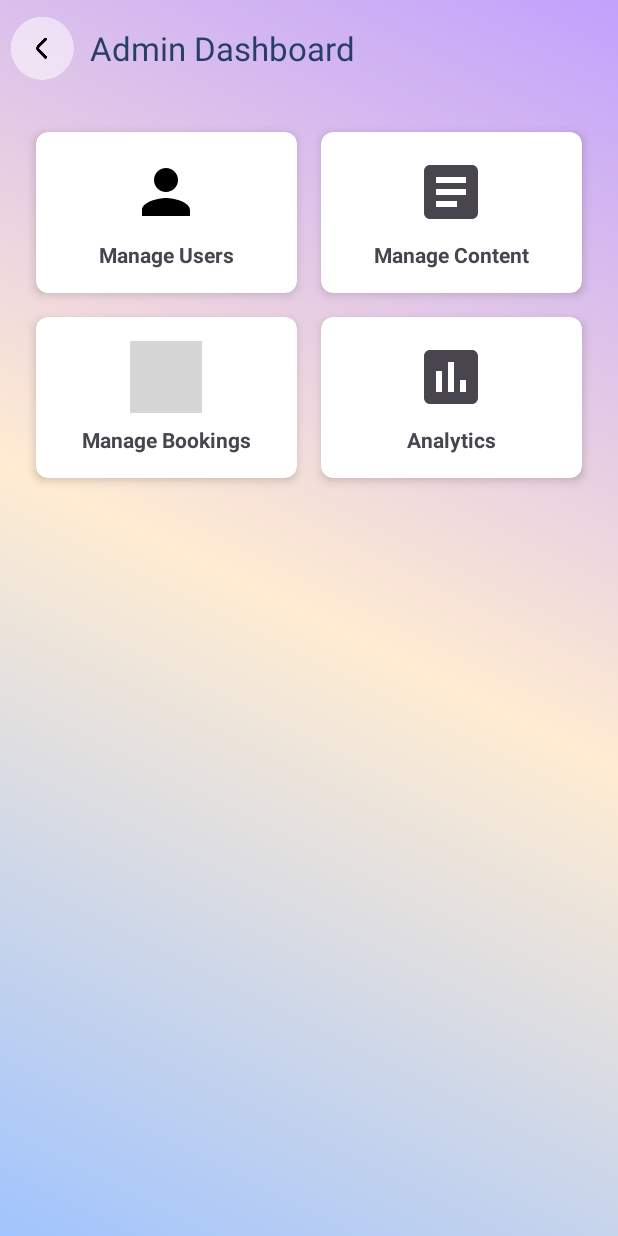
After one commit to Baole795/Travel_App, an Android app: the AdminDashboardActivity screen opened directly, with no data from a screen before it, on a phone screen of 412 x 824 dp. The commit adds this screen. Run offline under Robolectric (Android 15) with nearby library versions, the phone set to English and light mode, and no system bars; grey boxes are pictures that could not be loaded.

Commit message:
Cập nhập thêm admin

```diff
--- a/app/src/main/AndroidManifest.xml
+++ b/app/src/main/AndroidManifest.xml
@@ -58,6 +58,9 @@
         <activity
             android:name=".Activity.ItemListActivity"
             android:exported="false" />
+        <activity
+            android:name=".Activity.AdminDashboardActivity"
+            android:exported="false" />
     </application>
 
 </manifest>
--- /dev/null
+++ b/app/src/main/java/com/example/travelapp/Activity/AdminDashboardActivity.java
@@ -0,0 +1,42 @@
+package com.example.travelapp.Activity;
+
+import android.os.Bundle;
+import android.widget.Toast;
+
+import androidx.appcompat.app.AppCompatActivity;
+
+import com.example.travelapp.databinding.ActivityAdminDashboardBinding;
+
+public class AdminDashboardActivity extends AppCompatActivity {
+
+    private ActivityAdminDashboardBinding binding;
+
+    @Override
+    protected void onCreate(Bundle savedInstanceState) {
+        super.onCreate(savedInstanceState);
+        binding = ActivityAdminDashboardBinding.inflate(getLayoutInflater());
+        setContentView(binding.getRoot());
+
+        binding.toolbar.setNavigationOnClickListener(v -> finish());
+
+        // Thiết lập sự kiện click cho từng mục
+        // Hiện tại chỉ hiển thị Toast, sau này sẽ mở các màn hình tương ứng
+        binding.cardManageUsers.setOnClickListener(v -> {
+            Toast.makeText(this, "Manage Users Clicked", Toast.LENGTH_SHORT).show();
+            // Intent intent = new Intent(this, ManageUsersActivity.class);
+            // startActivity(intent);
+        });
+
+        binding.cardManageContent.setOnClickListener(v -> {
+            Toast.makeText(this, "Manage Content Clicked", Toast.LENGTH_SHORT).show();
+        });
+
+        binding.cardManageBookings.setOnClickListener(v -> {
+            Toast.makeText(this, "Manage Bookings Clicked", Toast.LENGTH_SHORT).show();
+        });
+
+        binding.cardAnalytics.setOnClickListener(v -> {
+            Toast.makeText(this, "Analytics Clicked", Toast.LENGTH_SHORT).show();
+        });
+    }
+}
--- a/app/src/main/java/com/example/travelapp/Activity/ProfileActivity.java
+++ b/app/src/main/java/com/example/travelapp/Activity/ProfileActivity.java
@@ -58,24 +58,37 @@ public class ProfileActivity extends AppCompatActivity {
     private void loadUserProfile() {
         binding.progressBar.setVisibility(View.VISIBLE);
 
+        // Lấy email từ Firebase Auth (luôn có)
         String email = currentUser.getEmail();
         binding.emailTxt.setText(email);
 
+        // Lấy các thông tin khác từ Realtime Database
         userRef.addListenerForSingleValueEvent(new ValueEventListener() {
             @Override
             public void onDataChange(@NonNull DataSnapshot snapshot) {
                 if (snapshot.exists()) {
                     User user = snapshot.getValue(User.class);
                     if (user != null) {
+                        // Hiển thị tên
                         String fullName = user.getLastName() + " " + user.getFirstName();
                         binding.nameTxt.setText(fullName);
+
+                        // Kiểm tra vai trò và hiển thị/ẩn nút Admin Panel
+                        if (user.getRole() != null && user.getRole().equals("admin")) {
+                            binding.adminPanelBtn.setVisibility(View.VISIBLE);
+                        } else {
+                            binding.adminPanelBtn.setVisibility(View.GONE);
+                        }
                     }
                 } else {
+                    // Trường hợp dự phòng: nếu không có dữ liệu trong database
+                    // thì thử lấy tên từ Auth Profile và ẩn nút admin
                     if (currentUser.getDisplayName() != null && !currentUser.getDisplayName().isEmpty()) {
                         binding.nameTxt.setText(currentUser.getDisplayName());
                     } else {
                         binding.nameTxt.setText("No Name Found");
                     }
+                    binding.adminPanelBtn.setVisibility(View.GONE);
                 }
                 binding.progressBar.setVisibility(View.GONE);
             }
@@ -106,5 +119,8 @@ public class ProfileActivity extends AppCompatActivity {
         binding.historyBtn.setOnClickListener(v -> {
             startActivity(new Intent(ProfileActivity.this, BookingHistoryActivity.class));
         });
+        binding.adminPanelBtn.setOnClickListener(v -> {
+            startActivity(new Intent(ProfileActivity.this, AdminDashboardActivity.class));
+        });
     }
 }
--- a/app/src/main/java/com/example/travelapp/Domain/User.java
+++ b/app/src/main/java/com/example/travelapp/Domain/User.java
@@ -73,4 +73,6 @@ public class User {
     public boolean isAdmin() {
         return "admin".equals(role);
     }
+
+
 }
--- /dev/null
+++ b/app/src/main/res/drawable/ic_admin_panel.xml
@@ -0,0 +1,10 @@
+<vector xmlns:android="http://schemas.android.com/apk/res/android"
+    android:width="24dp"
+    android:height="24dp"
+    android:viewportWidth="24"
+    android:viewportHeight="24"
+    android:tint="?attr/colorControlNormal">
+    <path
+        android:fillColor="@android:color/white"
+        android:pathData="M12,2C6.48,2 2,6.48 2,12s4.48,10 10,10 10,-4.48 10,-10S17.52,2 12,2zM7.07,18.28c0.5,-0.86 1.39,-1.43 2.43,-1.75 0.27,-0.08 0.54,-0.13 0.81,-0.17C9.4,16.2 9,15.16 9,14c0,-1.66 1.34,-3 3,-3s3,1.34 3,3c0,1.16 -0.4,2.2 -1.12,2.95 0.27,0.04 0.54,0.09 0.81,0.17 1.04,0.32 1.93,0.89 2.43,1.75C16.27,19.55 14.26,20.5 12,20.5s-4.27,-0.95 -5.93,-2.22zM12,6c-1.1,0 -2,0.9 -2,2s0.9,2 2,2 2,-0.9 2,-2S13.1,6 12,6z"/>
+</vector>
--- /dev/null
+++ b/app/src/main/res/drawable/ic_analytics.xml
@@ -0,0 +1,10 @@
+<vector xmlns:android="http://schemas.android.com/apk/res/android"
+    android:width="24dp"
+    android:height="24dp"
+    android:viewportWidth="24"
+    android:viewportHeight="24"
+    android:tint="?attr/colorControlNormal">
+    <path
+        android:fillColor="@android:color/white"
+        android:pathData="M19,3L5,3c-1.1,0 -2,0.9 -2,2v14c0,1.1 0.9,2 2,2h14c1.1,0 2,-0.9 2,-2L21,5c0,-1.1 -0.9,-2 -2,-2zM9,17L7,17v-7h2v7zM13,17h-2L11,7h2v10zM17,17h-2v-4h2v4z"/>
+</vector>
--- /dev/null
+++ b/app/src/main/res/drawable/ic_content.xml
@@ -0,0 +1,10 @@
+<vector xmlns:android="http://schemas.android.com/apk/res/android"
+    android:width="24dp"
+    android:height="24dp"
+    android:viewportWidth="24"
+    android:viewportHeight="24"
+    android:tint="?attr/colorControlNormal">
+    <path
+        android:fillColor="@android:color/white"
+        android:pathData="M19,3L5,3c-1.1,0 -2,0.9 -2,2v14c0,1.1 0.9,2 2,2h14c1.1,0 2,-0.9 2,-2L21,5c0,-1.1 -0.9,-2 -2,-2zM14,17L7,17v-2h7v2zM17,13L7,13v-2h10v2zM17,9L7,9L7,7h10v2z"/>
+</vector>
--- /dev/null
+++ b/app/src/main/res/layout/activity_admin_dashboard.xml
@@ -0,0 +1,125 @@
+<?xml version="1.0" encoding="utf-8"?>
+<LinearLayout xmlns:android="http://schemas.android.com/apk/res/android"
+    xmlns:app="http://schemas.android.com/apk/res-auto"
+    xmlns:tools="http://schemas.android.com/tools"
+    android:layout_width="match_parent"
+    android:layout_height="match_parent"
+    android:orientation="vertical"
+    android:background="@drawable/auth_background_pastel"
+    tools:context=".Activity.AdminDashboardActivity">
+
+    <androidx.appcompat.widget.Toolbar
+        android:id="@+id/toolbar"
+        android:layout_width="match_parent"
+        android:layout_height="?attr/actionBarSize"
+        app:title="Admin Dashboard"
+        app:titleTextColor="@color/darkBlue"
+        app:navigationIcon="@drawable/back" />
+
+    <GridLayout
+        android:layout_width="match_parent"
+        android:layout_height="wrap_content"
+        android:columnCount="2"
+        android:padding="16dp">
+
+        <!-- Card 1: Manage Users -->
+        <androidx.cardview.widget.CardView
+            android:id="@+id/cardManageUsers"
+            android:layout_width="0dp"
+            android:layout_height="wrap_content"
+            android:layout_columnWeight="1"
+            android:layout_margin="8dp"
+            app:cardCornerRadius="8dp"
+            app:cardElevation="4dp">
+
+            <LinearLayout android:orientation="vertical" android:layout_width="match_parent" android:layout_height="wrap_content" android:padding="16dp" android:gravity="center">
+                <ImageView
+                    android:src="@drawable/ic_profile"
+                    android:layout_width="48dp"
+                    android:layout_height="48dp"
+                    android:contentDescription="@string/manage_users_description"/>
+                <TextView
+                    android:text="@string/manage_users"
+                    android:layout_width="wrap_content"
+                    android:layout_height="wrap_content"
+                    android:layout_marginTop="8dp"
+                    android:textStyle="bold"/>
+            </LinearLayout>
+        </androidx.cardview.widget.CardView>
+
+        <!-- Card 2: Manage Content -->
+        <androidx.cardview.widget.CardView
+            android:id="@+id/cardManageContent"
+            android:layout_width="0dp"
+            android:layout_height="wrap_content"
+            android:layout_columnWeight="1"
+            android:layout_margin="8dp"
+            app:cardCornerRadius="8dp"
+            app:cardElevation="4dp">
+
+            <LinearLayout android:orientation="vertical" android:layout_width="match_parent" android:layout_height="wrap_content" android:padding="16dp" android:gravity="center">
+                <ImageView
+                    android:src="@drawable/ic_content"
+                    android:layout_width="48dp"
+                    android:layout_height="48dp"
+                    android:contentDescription="@string/manage_content_description"/>
+                <TextView
+                    android:text="@string/manage_content"
+                    android:layout_width="wrap_content"
+                    android:layout_height="wrap_content"
+                    android:layout_marginTop="8dp"
+                    android:textStyle="bold"/>
+            </LinearLayout>
+        </androidx.cardview.widget.CardView>
+
+        <!-- Card 3: Manage Bookings -->
+        <androidx.cardview.widget.CardView
+            android:id="@+id/cardManageBookings"
+            android:layout_width="0dp"
+            android:layout_height="wrap_content"
+            android:layout_columnWeight="1"
+            android:layout_margin="8dp"
+            app:cardCornerRadius="8dp"
+            app:cardElevation="4dp">
+
+            <LinearLayout android:orientation="vertical" android:layout_width="match_parent" android:layout_height="wrap_content" android:padding="16dp" android:gravity="center">
+                <ImageView
+                    android:src="@drawable/bottom_btn3"
+                    android:layout_width="48dp"
+                    android:layout_height="48dp"
+                    android:contentDescription="@string/manage_bookings_description"/>
+                <TextView
+                    android:text="@string/manage_bookings"
+                    android:layout_width="wrap_content"
+                    android:layout_height="wrap_content"
+                    android:layout_marginTop="8dp"
+                    android:textStyle="bold"/>
+            </LinearLayout>
+        </androidx.cardview.widget.CardView>
+
+        <!-- Card 4: Analytics -->
+        <androidx.cardview.widget.CardView
+            android:id="@+id/cardAnalytics"
+            android:layout_width="0dp"
+            android:layout_height="wrap_content"
+            android:layout_columnWeight="1"
+            android:layout_margin="8dp"
+            app:cardCornerRadius="8dp"
+            app:cardElevation="4dp">
+            <LinearLayout android:orientation="vertical" android:layout_width="match_parent" android:layout_height="wrap_content" android:padding="16dp" android:gravity="center">
+                <ImageView
+                    android:src="@drawable/ic_analytics"
+                    android:layout_width="48dp"
+                    android:layout_height="48dp"
+                    android:contentDescription="@string/analytics_description"/>
+                <TextView
+                    android:text="@string/analytics"
+                    android:layout_width="wrap_content"
+                    android:layout_height="wrap_content"
+                    android:layout_marginTop="8dp"
+                    android:textStyle="bold"/>
+            </LinearLayout>
+        </androidx.cardview.widget.CardView>
+
+    </GridLayout>
+</LinearLayout>
--- a/app/src/main/res/layout/activity_profile.xml
+++ b/app/src/main/res/layout/activity_profile.xml
@@ -113,6 +113,23 @@
             android:gravity="center_vertical"
             android:textColor="@color/darkBlue"
             android:textSize="16sp"/>
+        <!-- ▼▼▼ THÊM NÚT ADMIN PANEL ▼▼▼ -->
+        <TextView
+            android:id="@+id/adminPanelBtn"
+            android:layout_width="match_parent"
+            android:layout_height="wrap_content"
+            android:layout_marginTop="8dp"
+            android:text="Admin Panel"
+            android:drawableStart="@drawable/ic_admin_panel"
+            android:drawablePadding="16dp"
+            android:padding="16dp"
+            android:gravity="center_vertical"
+            android:textColor="@color/darkBlue"
+            android:textSize="16sp"
+            android:textStyle="bold"
+            android:visibility="gone"
+            tools:visibility="visible" />
+        <!-- ▲▲▲ KẾT THÚC PHẦN THÊM MỚI ▲▲▲ -->
 
         <!-- Nút Đăng xuất -->
         <androidx.appcompat.widget.AppCompatButton
--- a/app/src/main/res/values/strings.xml
+++ b/app/src/main/res/values/strings.xml
@@ -21,5 +21,13 @@
     <string name="tip_duration">Tip Duration</string>
     <string name="Title">Title</string>
     <string name="download_ticket">Download Ticket</string>
+    <string name="manage_users">Manage Users</string>
+    <string name="manage_content">Manage Content</string>
+    <string name="manage_bookings">Manage Bookings</string>
+    <string name="analytics">Analytics</string>
+    <string name="manage_users_description">Icon for managing users</string>
+    <string name="manage_content_description">Icon for managing content</string>
+    <string name="manage_bookings_description">Icon for managing bookings</string>
+    <string name="analytics_description">Icon for analytics</string>
 
 </resources>
```
